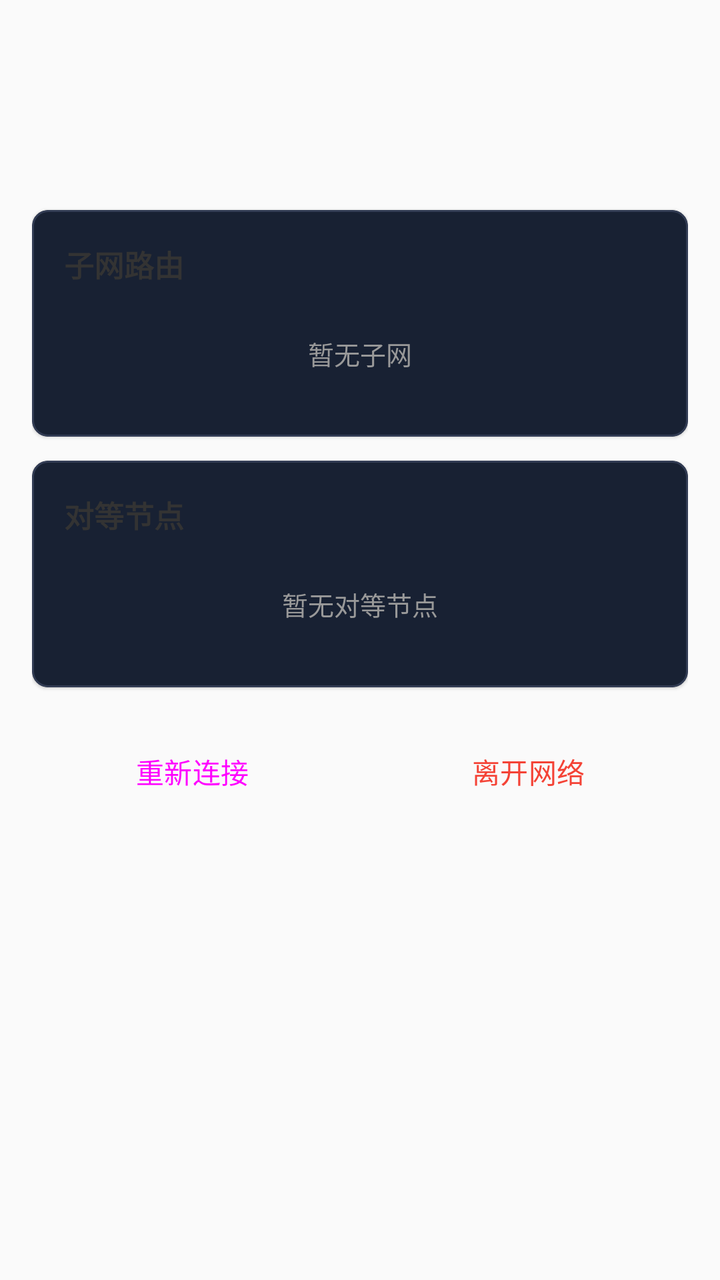
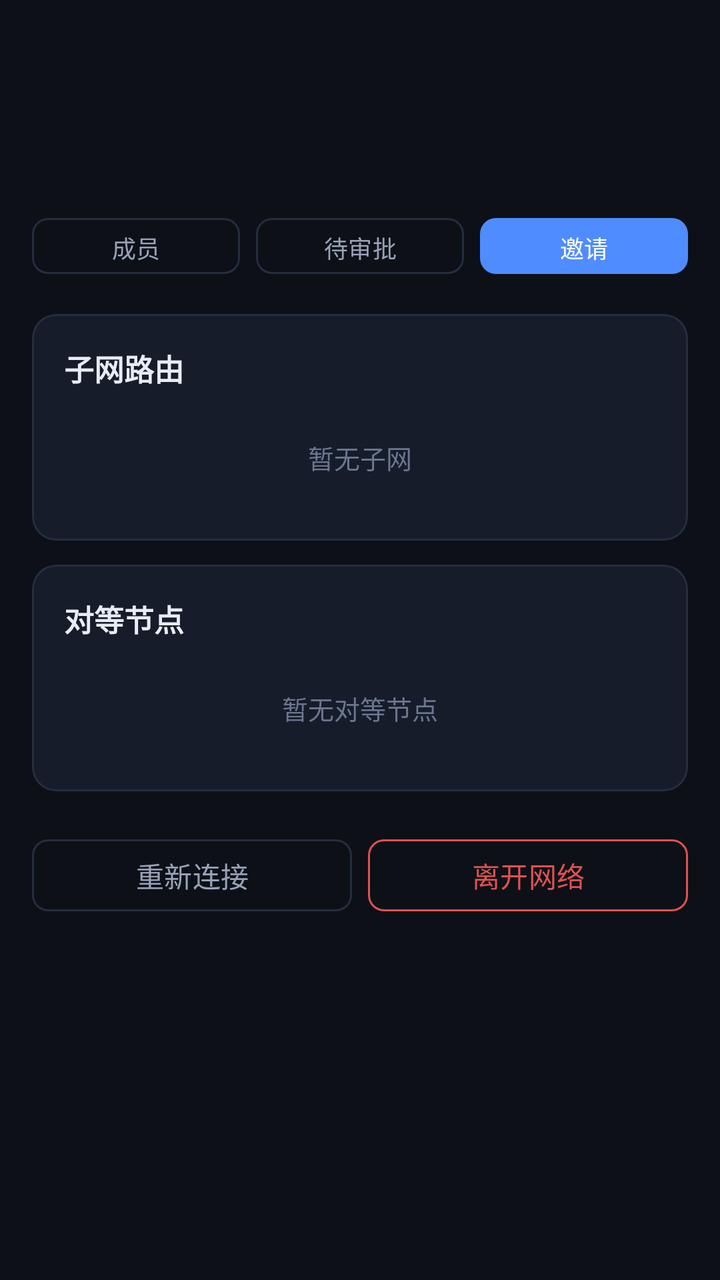

Compare the two renders of this Android layout. The source of the first and the diff that turns it into the second are given below.
<!-- AndroidManifest.xml: application theme Theme.Snet -->
<!-- res/layout/activity_network_detail.xml -->
<?xml version="1.0" encoding="utf-8"?>
<ScrollView xmlns:android="http://schemas.android.com/apk/res/android"
    xmlns:app="http://schemas.android.com/apk/res-auto"
    android:layout_width="match_parent"
    android:layout_height="match_parent"
    android:background="#FAFAFA">

    <LinearLayout
        android:layout_width="match_parent"
        android:layout_height="wrap_content"
        android:orientation="vertical"
        android:padding="16dp">

        <TextView
            android:id="@+id/detailNetName"
            android:layout_width="match_parent"
            android:layout_height="wrap_content"
            android:textSize="20sp"
            android:textStyle="bold"
            android:textColor="#333333"
            android:layout_marginBottom="4dp"/>

        <TextView
            android:id="@+id/detailNetIP"
            android:layout_width="match_parent"
            android:layout_height="wrap_content"
            android:textSize="14sp"
            android:textColor="#666666"
            android:layout_marginBottom="4dp"/>

        <TextView
            android:id="@+id/detailNetStatus"
            android:layout_width="match_parent"
            android:layout_height="wrap_content"
            android:textSize="14sp"
            android:textColor="#4CAF50"
            android:layout_marginBottom="16dp"/>

        <com.google.android.material.card.MaterialCardView
            android:layout_width="match_parent"
            android:layout_height="wrap_content"
            android:layout_marginBottom="12dp"
            app:cardElevation="1dp"
            app:cardCornerRadius="8dp">

            <LinearLayout
                android:layout_width="match_parent"
                android:layout_height="wrap_content"
                android:orientation="vertical"
                android:padding="16dp">

                <LinearLayout
                    android:layout_width="match_parent"
                    android:layout_height="wrap_content"
                    android:orientation="horizontal"
                    android:gravity="center_vertical"
                    android:layout_marginBottom="8dp">

                    <TextView
                        android:layout_width="0dp"
                        android:layout_height="wrap_content"
                        android:layout_weight="1"
                        android:text="子网路由"
                        android:textSize="15sp"
                        android:textStyle="bold"
                        android:textColor="#333333"/>

                    <Button
                        android:id="@+id/addSubnetButton"
                        android:layout_width="wrap_content"
                        android:layout_height="32dp"
                        android:text="+ 添加"
                        android:textSize="12sp"
                        android:visibility="gone"
                        style="@style/Widget.Material3.Button.TonalButton"/>
                </LinearLayout>

                <TextView
                    android:id="@+id/subnetEmpty"
                    android:layout_width="match_parent"
                    android:layout_height="wrap_content"
                    android:text="暂无子网"
                    android:textSize="13sp"
                    android:textColor="#999999"
                    android:gravity="center"
                    android:padding="16dp"/>

                <LinearLayout
                    android:id="@+id/subnetList"
                    android:layout_width="match_parent"
                    android:layout_height="wrap_content"
                    android:orientation="vertical"/>
            </LinearLayout>
        </com.google.android.material.card.MaterialCardView>

        <com.google.android.material.card.MaterialCardView
            android:layout_width="match_parent"
            android:layout_height="wrap_content"
            android:layout_marginBottom="12dp"
            app:cardElevation="1dp"
            app:cardCornerRadius="8dp">

            <LinearLayout
                android:layout_width="match_parent"
                android:layout_height="wrap_content"
                android:orientation="vertical"
                android:padding="16dp">

                <TextView
                    android:layout_width="wrap_content"
                    android:layout_height="wrap_content"
                    android:text="对等节点"
                    android:textSize="15sp"
                    android:textStyle="bold"
                    android:textColor="#333333"
                    android:layout_marginBottom="8dp"/>

                <TextView
                    android:id="@+id/peerEmpty"
                    android:layout_width="match_parent"
                    android:layout_height="wrap_content"
                    android:text="暂无对等节点"
                    android:textSize="13sp"
                    android:textColor="#999999"
                    android:gravity="center"
                    android:padding="16dp"/>

                <LinearLayout
                    android:id="@+id/peerList"
                    android:layout_width="match_parent"
                    android:layout_height="wrap_content"
                    android:orientation="vertical"/>
            </LinearLayout>
        </com.google.android.material.card.MaterialCardView>

        <LinearLayout
            android:layout_width="match_parent"
            android:layout_height="wrap_content"
            android:orientation="horizontal"
            android:layout_marginTop="8dp">

            <Button
                android:id="@+id/rejoinButton"
                android:layout_width="0dp"
                android:layout_height="44dp"
                android:layout_weight="1"
                android:text="重新连接"
                android:textSize="14sp"
                android:layout_marginEnd="4dp"
                style="@style/Widget.Material3.Button.OutlinedButton"/>

            <Button
                android:id="@+id/leaveButton"
                android:layout_width="0dp"
                android:layout_height="44dp"
                android:layout_weight="1"
                android:text="离开网络"
                android:textSize="14sp"
                android:layout_marginStart="4dp"
                android:textColor="#F44336"
                style="@style/Widget.Material3.Button.OutlinedButton"/>
        </LinearLayout>

    </LinearLayout>
</ScrollView>
<!-- resources referenced by this layout -->
<resources>
  <color name="md_theme_dark_primary">#4f8cff</color>
  <color name="md_theme_dark_onPrimary">#ffffff</color>
  <color name="md_theme_dark_primaryContainer">#234170</color>
  <color name="md_theme_dark_onPrimaryContainer">#e8ecf4</color>
  <color name="md_theme_dark_secondary">#98a2b8</color>
  <color name="md_theme_dark_onSecondary">#0d1017</color>
  <color name="md_theme_dark_secondaryContainer">#1b2334</color>
  <color name="md_theme_dark_onSecondaryContainer">#e8ecf4</color>
  <color name="md_theme_dark_surface">#161c29</color>
  <color name="md_theme_dark_onSurface">#e8ecf4</color>
  <color name="md_theme_dark_surfaceVariant">#1b2334</color>
  <color name="md_theme_dark_onSurfaceVariant">#98a2b8</color>
  <color name="md_theme_dark_background">#0d1017</color>
  <color name="md_theme_dark_onBackground">#e8ecf4</color>
  <color name="md_theme_dark_error">#e05252</color>
  <color name="md_theme_dark_onError">#ffffff</color>
  <color name="md_theme_dark_outline">#252d40</color>
  <color name="md_theme_dark_outlineVariant">#323c54</color>
  <color name="snet_bg">#0d1017</color>
  <!-- unchanged entries left out for length: 1 -->
</resources>

<!-- the commit's change to res/layout/activity_network_detail.xml (unified diff, before → after) -->
@@ -3,7 +3,7 @@
     xmlns:app="http://schemas.android.com/apk/res-auto"
     android:layout_width="match_parent"
     android:layout_height="match_parent"
-    android:background="#FAFAFA">
+    android:background="@color/snet_bg">
 
     <LinearLayout
         android:layout_width="match_parent"
@@ -17,7 +17,7 @@
             android:layout_height="wrap_content"
             android:textSize="20sp"
             android:textStyle="bold"
-            android:textColor="#333333"
+            android:textColor="@color/snet_text"
             android:layout_marginBottom="4dp"/>
 
         <TextView
@@ -25,7 +25,7 @@
             android:layout_width="match_parent"
             android:layout_height="wrap_content"
             android:textSize="14sp"
-            android:textColor="#666666"
+            android:textColor="@color/snet_text_dim"
             android:layout_marginBottom="4dp"/>
 
         <TextView
@@ -33,21 +33,59 @@
             android:layout_width="match_parent"
             android:layout_height="wrap_content"
             android:textSize="14sp"
-            android:textColor="#4CAF50"
+            android:textColor="@color/snet_ok"
             android:layout_marginBottom="16dp"/>
 
-        <com.google.android.material.card.MaterialCardView
+        
+        <LinearLayout
             android:layout_width="match_parent"
             android:layout_height="wrap_content"
-            android:layout_marginBottom="12dp"
-            app:cardElevation="1dp"
-            app:cardCornerRadius="8dp">
+            android:orientation="horizontal"
+            android:layout_marginBottom="16dp">
+
+            <com.google.android.material.button.MaterialButton
+                android:id="@+id/membersButton"
+                style="@style/SnetButtonGhost"
+                android:layout_width="0dp"
+                android:layout_height="@dimen/snet_button_height_sm"
+                android:layout_weight="1"
+                android:text="成员"
+                android:textSize="12sp"
+                android:layout_marginEnd="4dp"/>
+
+            <com.google.android.material.button.MaterialButton
+                android:id="@+id/pendingButton"
+                style="@style/SnetButtonGhost"
+                android:layout_width="0dp"
+                android:layout_height="@dimen/snet_button_height_sm"
+                android:layout_weight="1"
+                android:text="待审批"
+                android:textSize="12sp"
+                android:layout_marginStart="4dp"
+                android:layout_marginEnd="4dp"/>
+
+            <com.google.android.material.button.MaterialButton
+                android:id="@+id/inviteButton"
+                style="@style/SnetButtonPrimary"
+                android:layout_width="0dp"
+                android:layout_height="@dimen/snet_button_height_sm"
+                android:layout_weight="1"
+                android:text="邀请"
+                android:textSize="12sp"
+                android:layout_marginStart="4dp"/>
+
+        </LinearLayout>
+
+        <com.google.android.material.card.MaterialCardView
+            style="@style/SnetCard"
+            android:layout_width="match_parent"
+            android:layout_height="wrap_content"
+            android:layout_marginBottom="12dp">
 
             <LinearLayout
                 android:layout_width="match_parent"
                 android:layout_height="wrap_content"
-                android:orientation="vertical"
-                android:padding="16dp">
+                android:orientation="vertical">
 
                 <LinearLayout
                     android:layout_width="match_parent"
@@ -63,7 +101,7 @@
                         android:text="子网路由"
                         android:textSize="15sp"
                         android:textStyle="bold"
-                        android:textColor="#333333"/>
+                        android:textColor="@color/snet_text"/>
 
                     <Button
                         android:id="@+id/addSubnetButton"
@@ -81,7 +119,7 @@
                     android:layout_height="wrap_content"
                     android:text="暂无子网"
                     android:textSize="13sp"
-                    android:textColor="#999999"
+                    android:textColor="@color/snet_text_faint"
                     android:gravity="center"
                     android:padding="16dp"/>
 
@@ -94,17 +132,15 @@
         </com.google.android.material.card.MaterialCardView>
 
         <com.google.android.material.card.MaterialCardView
+            style="@style/SnetCard"
             android:layout_width="match_parent"
             android:layout_height="wrap_content"
-            android:layout_marginBottom="12dp"
-            app:cardElevation="1dp"
-            app:cardCornerRadius="8dp">
+            android:layout_marginBottom="12dp">
 
             <LinearLayout
                 android:layout_width="match_parent"
                 android:layout_height="wrap_content"
-                android:orientation="vertical"
-                android:padding="16dp">
+                android:orientation="vertical">
 
                 <TextView
                     android:layout_width="wrap_content"
@@ -112,7 +148,7 @@
                     android:text="对等节点"
                     android:textSize="15sp"
                     android:textStyle="bold"
-                    android:textColor="#333333"
+                    android:textColor="@color/snet_text"
                     android:layout_marginBottom="8dp"/>
 
                 <TextView
@@ -121,7 +157,7 @@
                     android:layout_height="wrap_content"
                     android:text="暂无对等节点"
                     android:textSize="13sp"
-                    android:textColor="#999999"
+                    android:textColor="@color/snet_text_faint"
                     android:gravity="center"
                     android:padding="16dp"/>
 
@@ -139,26 +175,24 @@
             android:orientation="horizontal"
             android:layout_marginTop="8dp">
 
-            <Button
+            <com.google.android.material.button.MaterialButton
                 android:id="@+id/rejoinButton"
+                style="@style/SnetButtonGhost"
                 android:layout_width="0dp"
-                android:layout_height="44dp"
+                android:layout_height="@dimen/snet_button_height"
                 android:layout_weight="1"
                 android:text="重新连接"
-                android:textSize="14sp"
-                android:layout_marginEnd="4dp"
-                style="@style/Widget.Material3.Button.OutlinedButton"/>
+                android:layout_marginEnd="4dp"/>
 
-            <Button
+            <com.google.android.material.button.MaterialButton
                 android:id="@+id/leaveButton"
+                style="@style/SnetButtonDanger"
                 android:layout_width="0dp"
-                android:layout_height="44dp"
+                android:layout_height="@dimen/snet_button_height"
                 android:layout_weight="1"
                 android:text="离开网络"
-                android:textSize="14sp"
-                android:layout_marginStart="4dp"
-                android:textColor="#F44336"
-                style="@style/Widget.Material3.Button.OutlinedButton"/>
+                android:layout_marginStart="4dp"/>
+
         </LinearLayout>
 
     </LinearLayout>
<!-- resource entries referenced after the edit -->
@@ -19,6 +19,45 @@
   <color name="md_theme_dark_outline">#252d40</color>
   <color name="md_theme_dark_outlineVariant">#323c54</color>
   <color name="snet_bg">#0d1017</color>
+  <color name="snet_ok">#3fb68b</color>
+  <color name="snet_text">#e8ecf4</color>
+  <color name="snet_text_dim">#98a2b8</color>
+  <color name="snet_text_faint">#6b7690</color>
+  <dimen name="snet_button_height">44dp</dimen>
+  <dimen name="snet_button_height_sm">36dp</dimen>
+  <style name="SnetButtonDanger" parent="Widget.Material3.Button.OutlinedButton">
+          <item name="strokeColor">@color/snet_err</item>
+          <item name="android:textColor">@color/snet_err</item>
+          <item name="cornerRadius">8dp</item>
+          <item name="android:minHeight">44dp</item>
+          <item name="android:textSize">14sp</item>
+      </style>
+  <style name="SnetButtonGhost" parent="Widget.Material3.Button.OutlinedButton">
+          <item name="strokeColor">@color/snet_border</item>
+          <item name="android:textColor">@color/snet_text_dim</item>
+          <item name="cornerRadius">8dp</item>
+          <item name="android:minHeight">44dp</item>
+          <item name="android:textSize">14sp</item>
+      </style>
+  <style name="SnetButtonPrimary" parent="Widget.Material3.Button">
+          <item name="backgroundTint">@color/snet_accent</item>
+          <item name="android:textColor">@android:color/white</item>
+          <item name="cornerRadius">8dp</item>
+          <item name="android:minHeight">44dp</item>
+          <item name="android:textSize">14sp</item>
+      </style>
+  <style name="SnetCard" parent="Widget.Material3.CardView.Filled">
+          <item name="cardBackgroundColor">@color/snet_card</item>
+          <item name="strokeColor">@color/snet_border</item>
+          <item name="strokeWidth">1dp</item>
+          <item name="cardCornerRadius">12dp</item>
+          <item name="cardElevation">0dp</item>
+          <item name="contentPadding">16dp</item>
+      </style>
+  <color name="snet_err">#e05252</color>
+  <color name="snet_border">#252d40</color>
+  <color name="snet_accent">#4f8cff</color>
+  <color name="snet_card">#161c29</color>
   <!-- unchanged entries left out for length: 1 -->
 </resources>
 
